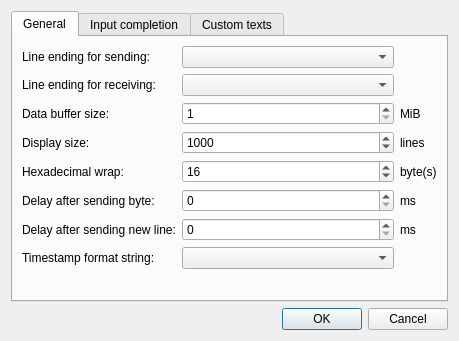
The window that consolesettingsdialog.ui (ivanovp/iserterm) describes before a commit, drawn with Qt 5.
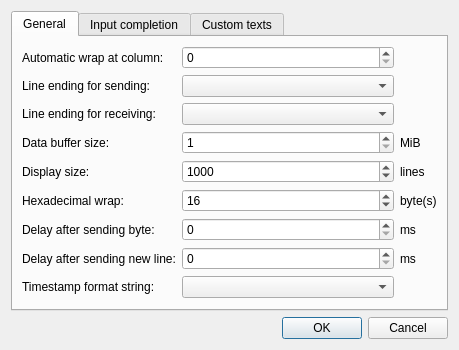
The same window after the commit.

Commit message: Automatic text wrap was implemented.

Diff of the .ui file:
```diff
--- a/consolesettingsdialog.ui
+++ b/consolesettingsdialog.ui
@@ -32,51 +32,48 @@
       <layout class="QGridLayout" name="gridLayout_2">
        <item row="0" column="0">
         <layout class="QGridLayout" name="gridLayout">
-         <item row="5" column="1">
-          <widget class="QSpinBox" name="delayAfterSendByteSpinBox">
-           <property name="maximum">
-            <number>10000</number>
-           </property>
-          </widget>
-         </item>
          <item row="7" column="1">
-          <widget class="QComboBox" name="timestampComboBox"/>
-         </item>
-         <item row="4" column="0">
-          <widget class="QLabel" name="label_7">
-           <property name="text">
-            <string>Hexadecimal wrap:</string>
-           </property>
-          </widget>
-         </item>
-         <item row="6" column="2">
-          <widget class="QLabel" name="label_12">
-           <property name="text">
-            <string>ms</string>
-           </property>
-          </widget>
-         </item>
-         <item row="1" column="1">
-          <widget class="QComboBox" name="lineEndingRxComboBox"/>
-         </item>
-         <item row="6" column="1">
           <widget class="QSpinBox" name="delayAfterSendNewLineSpinBox">
            <property name="maximum">
             <number>10000</number>
            </property>
           </widget>
          </item>
-         <item row="2" column="1">
-          <widget class="QSpinBox" name="dataBufferSizeSpinBox">
-           <property name="minimum">
-            <number>1</number>
+         <item row="4" column="0">
+          <widget class="QLabel" name="label_5">
+           <property name="text">
+            <string>Display size:</string>
            </property>
-           <property name="maximum">
-            <number>256</number>
+          </widget>
+         </item>
+         <item row="7" column="0">
+          <widget class="QLabel" name="label_11">
+           <property name="text">
+            <string>Delay after sending new line:</string>
            </property>
           </widget>
          </item>
-         <item row="4" column="1">
+         <item row="9" column="1">
+          <spacer name="horizontalSpacer">
+           <property name="orientation">
+            <enum>Qt::Horizontal</enum>
+           </property>
+           <property name="sizeHint" stdset="0">
+            <size>
+             <width>40</width>
+             <height>0</height>
+            </size>
+           </property>
+          </spacer>
+         </item>
+         <item row="8" column="0">
+          <widget class="QLabel" name="label_13">
+           <property name="text">
+            <string>Timestamp format string:</string>
+           </property>
+          </widget>
+         </item>
+         <item row="5" column="1">
           <widget class="QSpinBox" name="hexWrapSpinBox">
            <property name="minimum">
             <number>1</number>
@@ -89,73 +86,55 @@
            </property>
           </widget>
          </item>
-         <item row="0" column="1">
-          <widget class="QComboBox" name="lineEndingTxComboBox">
-           <property name="minimumSize">
-            <size>
-             <width>180</width>
-             <height>0</height>
-            </size>
-           </property>
-          </widget>
-         </item>
-         <item row="2" column="0">
+         <item row="3" column="0">
           <widget class="QLabel" name="label_3">
            <property name="text">
             <string>Data buffer size:</string>
            </property>
           </widget>
          </item>
-         <item row="7" column="0">
-          <widget class="QLabel" name="label_13">
-           <property name="text">
-            <string>Timestamp format string:</string>
-           </property>
-          </widget>
-         </item>
-         <item row="4" column="2">
+         <item row="5" column="2">
           <widget class="QLabel" name="label_8">
            <property name="text">
             <string>byte(s)</string>
            </property>
           </widget>
          </item>
-         <item row="0" column="0">
-          <widget class="QLabel" name="label_2">
+         <item row="7" column="2">
+          <widget class="QLabel" name="label_12">
            <property name="text">
-            <string>Line ending for sending:</string>
+            <string>ms</string>
            </property>
           </widget>
          </item>
+         <item row="8" column="1">
+          <widget class="QComboBox" name="timestampComboBox"/>
+         </item>
+         <item row="2" column="1">
+          <widget class="QComboBox" name="lineEndingRxComboBox"/>
+         </item>
          <item row="6" column="0">
-          <widget class="QLabel" name="label_11">
+          <widget class="QLabel" name="label_9">
            <property name="text">
-            <string>Delay after sending new line:</string>
+            <string>Delay after sending byte:</string>
            </property>
           </widget>
          </item>
          <item row="1" column="0">
+          <widget class="QLabel" name="label_2">
+           <property name="text">
+            <string>Line ending for sending:</string>
+           </property>
+          </widget>
+         </item>
+         <item row="2" column="0">
           <widget class="QLabel" name="label">
            <property name="text">
             <string>Line ending for receiving:</string>
            </property>
           </widget>
          </item>
-         <item row="3" column="0">
-          <widget class="QLabel" name="label_5">
-           <property name="text">
-            <string>Display size:</string>
-           </property>
-          </widget>
-         </item>
-         <item row="2" column="2">
-          <widget class="QLabel" name="label_4">
-           <property name="text">
-            <string>MiB</string>
-           </property>
-          </widget>
-         </item>
-         <item row="3" column="1">
+         <item row="4" column="1">
           <widget class="QSpinBox" name="displaySizeSpinBox">
            <property name="minimum">
             <number>50</number>
@@ -168,39 +147,77 @@
            </property>
           </widget>
          </item>
-         <item row="3" column="2">
+         <item row="3" column="1">
+          <widget class="QSpinBox" name="dataBufferSizeSpinBox">
+           <property name="minimum">
+            <number>1</number>
+           </property>
+           <property name="maximum">
+            <number>256</number>
+           </property>
+          </widget>
+         </item>
+         <item row="1" column="1">
+          <widget class="QComboBox" name="lineEndingTxComboBox">
+           <property name="minimumSize">
+            <size>
+             <width>180</width>
+             <height>0</height>
+            </size>
+           </property>
+          </widget>
+         </item>
+         <item row="6" column="2">
+          <widget class="QLabel" name="label_10">
+           <property name="text">
+            <string>ms</string>
+           </property>
+          </widget>
+         </item>
+         <item row="4" column="2">
           <widget class="QLabel" name="label_6">
            <property name="text">
             <string>lines</string>
            </property>
           </widget>
          </item>
+         <item row="6" column="1">
+          <widget class="QSpinBox" name="delayAfterSendByteSpinBox">
+           <property name="maximum">
+            <number>10000</number>
+           </property>
+          </widget>
+         </item>
+         <item row="3" column="2">
+          <widget class="QLabel" name="label_4">
+           <property name="text">
+            <string>MiB</string>
+           </property>
+          </widget>
+         </item>
          <item row="5" column="0">
-          <widget class="QLabel" name="label_9">
+          <widget class="QLabel" name="label_7">
            <property name="text">
-            <string>Delay after sending byte:</string>
+            <string>Hexadecimal wrap:</string>
            </property>
           </widget>
          </item>
-         <item row="5" column="2">
-          <widget class="QLabel" name="label_10">
+         <item row="0" column="0">
+          <widget class="QLabel" name="label_14">
            <property name="text">
-            <string>ms</string>
+            <string>Automatic wrap at column:</string>
            </property>
           </widget>
          </item>
-         <item row="8" column="1">
-          <spacer name="horizontalSpacer">
-           <property name="orientation">
-            <enum>Qt::Horizontal</enum>
+         <item row="0" column="1">
+          <widget class="QSpinBox" name="autoWrapSpinBox">
+           <property name="maximum">
+            <number>500</number>
            </property>
-           <property name="sizeHint" stdset="0">
-            <size>
-             <width>40</width>
-             <height>0</height>
-            </size>
+           <property name="value">
+            <number>0</number>
            </property>
-          </spacer>
+          </widget>
          </item>
         </layout>
        </item>
```
The commit also changes 7 other files.
